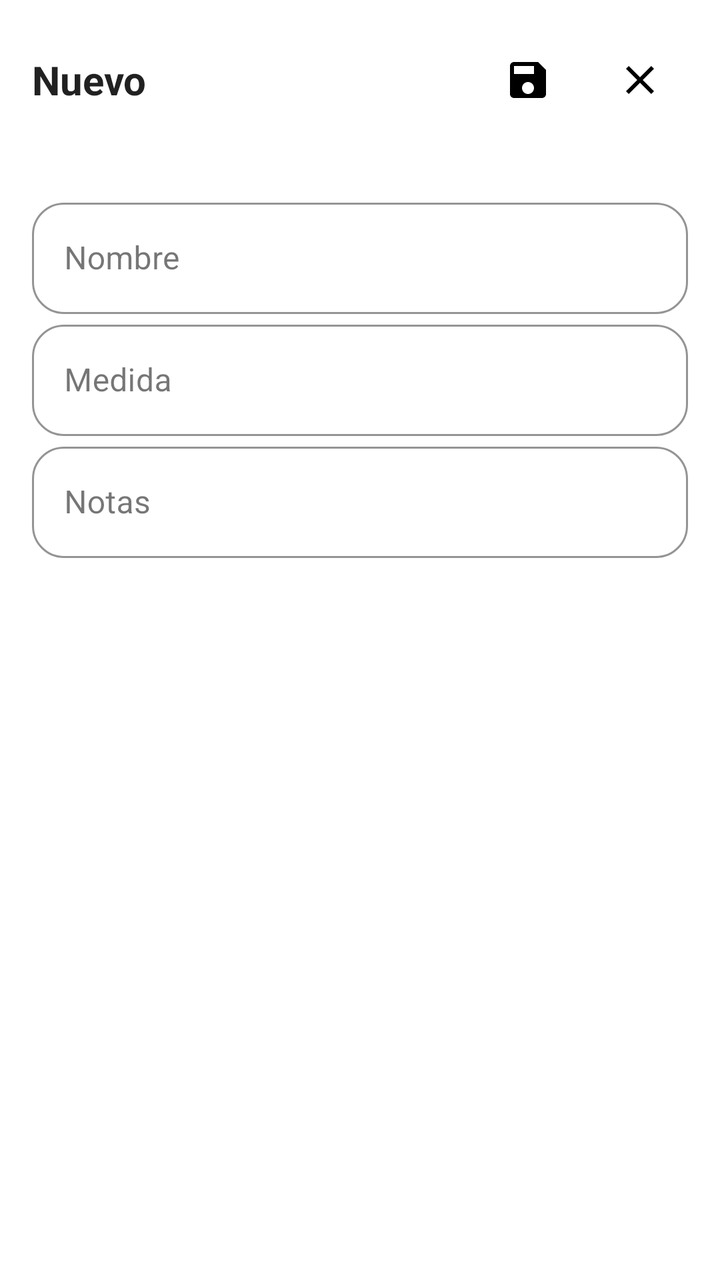
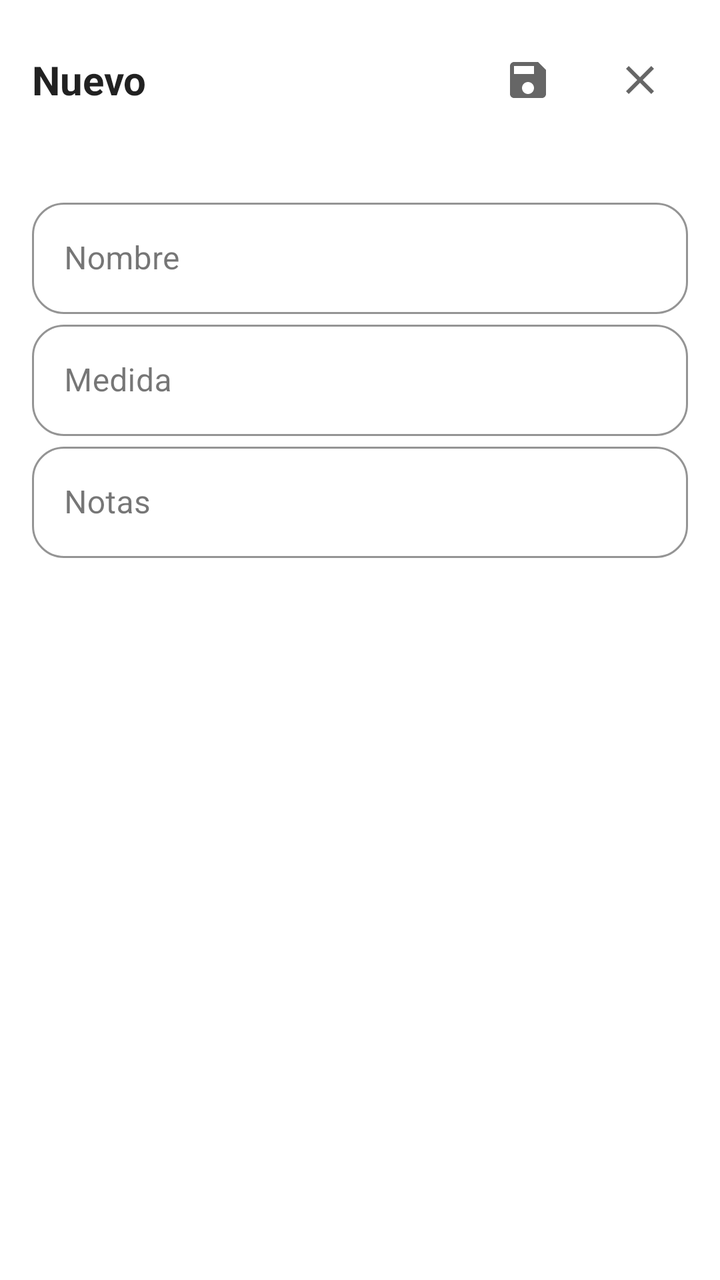

Two renders of the same Android screen: before a commit and after it. Below are the layout's source before the change and the commit's diff.
<!-- AndroidManifest.xml: application theme Theme.CareTemplate -->
<!-- res/layout/dialog_subject.xml -->
<?xml version="1.0" encoding="utf-8"?>
<LinearLayout xmlns:android="http://schemas.android.com/apk/res/android"
    xmlns:app="http://schemas.android.com/apk/res-auto"
    android:orientation="vertical"
    android:layout_width="match_parent"
    android:layout_height="wrap_content">


<LinearLayout
    android:id="@+id/llDialogTitleBar"
    android:orientation="horizontal"
    android:layout_width="match_parent"
    android:layout_height="wrap_content"
    android:padding="16dp"
    android:paddingBottom="8dp"
    android:gravity="center_vertical"
    android:background="?android:attr/windowBackground">

    <TextView
        android:id="@+id/tvDialogTitle"
        android:layout_width="0dp"
        android:layout_height="wrap_content"
        android:layout_weight="1"
        android:text="@string/new_subject"
        android:textSize="20sp"
        android:textStyle="bold"
        android:textColor="?android:attr/textColorPrimary"/>

    <ImageButton
        android:id="@+id/ibSave"
        android:layout_width="48dp"
        android:layout_height="48dp"
        android:src="@drawable/ic_save"
        android:tint="?attr/colorControlNormal"
        android:background="?attr/selectableItemBackgroundBorderless"
        android:contentDescription="@string/button_save"
        android:padding="12dp"
        android:layout_marginStart="8dp"/>

    <ImageButton
        android:id="@+id/ibClose"
        android:layout_width="48dp"
        android:layout_height="48dp"
        android:src="@drawable/ic_close"
        android:tint="?attr/colorControlNormal"
        android:background="?attr/selectableItemBackgroundBorderless"
        android:contentDescription="@string/button_cancel"
        android:padding="12dp"
        android:layout_marginStart="8dp"/>
</LinearLayout>

<ScrollView
    android:layout_width="match_parent"
    android:layout_height="wrap_content"
    android:maxHeight="500dp"
    android:fillViewport="true"
    android:scrollbars="vertical"
    android:fadeScrollbars="false"
    android:scrollbarThumbVertical="?android:attr/colorControlNormal"
    android:scrollbarSize="8dp"
    android:requiresFadingEdge="vertical"
    android:fadingEdgeLength="20dp">

    <LinearLayout
        android:orientation="vertical"
        android:padding="16dp"
        android:paddingBottom="24dp"
        android:layout_width="match_parent"
        android:layout_height="wrap_content">

        <com.google.android.material.textfield.TextInputLayout
            style="@style/Widget.App.TextInputLayout"
            android:layout_width="match_parent"
            android:layout_height="wrap_content"
            android:id="@+id/tilName"
            android:hint="@string/field_name">

            <com.google.android.material.textfield.TextInputEditText
                style="@style/Widget.App.TextInputEditText"
                android:layout_width="match_parent"
                android:layout_height="wrap_content"
                android:id="@+id/etName"/>
        </com.google.android.material.textfield.TextInputLayout>

        
        <com.google.android.material.textfield.TextInputLayout
            style="@style/Widget.App.TextInputLayout"
            android:layout_width="match_parent"
            android:layout_height="wrap_content"
            android:id="@+id/tilBrand"
            android:hint="@string/field_brand"
            android:visibility="gone">

            <com.google.android.material.textfield.TextInputEditText
                style="@style/Widget.App.TextInputEditText"
                android:layout_width="match_parent"
                android:layout_height="wrap_content"
                android:id="@+id/etBrand"/>
        </com.google.android.material.textfield.TextInputLayout>

        
        <com.google.android.material.textfield.TextInputLayout
            style="@style/Widget.App.TextInputLayout"
            android:layout_width="match_parent"
            android:layout_height="wrap_content"
            android:id="@+id/tilModel"
            android:hint="@string/field_model"
            android:visibility="gone">

            <com.google.android.material.textfield.TextInputEditText
                style="@style/Widget.App.TextInputEditText"
                android:layout_width="match_parent"
                android:layout_height="wrap_content"
                android:id="@+id/etModel"/>
        </com.google.android.material.textfield.TextInputLayout>

        
        <com.google.android.material.textfield.TextInputLayout
            style="@style/Widget.App.TextInputLayout"
            android:layout_width="match_parent"
            android:layout_height="wrap_content"
            android:id="@+id/tilBirth"
            android:hint="@string/field_birth_date"
            android:visibility="gone">
            <com.google.android.material.textfield.TextInputEditText
                android:id="@+id/etBirth"
                style="@style/Widget.App.TextInputEditText"
                android:layout_width="match_parent"
                android:layout_height="wrap_content"
                android:focusable="false"
                android:clickable="true"/>
        </com.google.android.material.textfield.TextInputLayout>

        <com.google.android.material.textfield.TextInputLayout
            style="@style/Widget.App.TextInputLayout"
            android:layout_width="match_parent"
            android:layout_height="wrap_content"
            android:id="@+id/tilMeasure"
            android:hint="@string/field_measure"
            android:inputType="numberDecimal">

            <com.google.android.material.textfield.TextInputEditText
                style="@style/Widget.App.TextInputEditText"
                android:layout_width="match_parent"
                android:layout_height="wrap_content"
                android:id="@+id/etMeasure"/>
        </com.google.android.material.textfield.TextInputLayout>

        <com.google.android.material.textfield.TextInputLayout
            style="@style/Widget.App.TextInputLayout"
            android:layout_width="match_parent"
            android:layout_height="wrap_content"
            android:id="@+id/tilNotes"
            android:hint="@string/field_notes"
            android:inputType="textMultiLine"
            android:minLines="3">

            <com.google.android.material.textfield.TextInputEditText
                style="@style/Widget.App.TextInputEditText"
                android:layout_width="match_parent"
                android:layout_height="wrap_content"
                android:id="@+id/etNotes"/>
        </com.google.android.material.textfield.TextInputLayout>
    </LinearLayout>
</ScrollView>

</LinearLayout>
<!-- resources referenced by this layout -->
<resources>
  <string name="button_cancel">Cancelar</string>
  <string name="button_save">Guardar</string>
  <string name="field_birth_date">Fecha de nacimiento (dd/MM/aaaa)</string>
  <string name="field_brand">Marca</string>
  <string name="field_measure">Medida</string>
  <string name="field_model">Modelo</string>
  <string name="field_name">Nombre</string>
  <string name="field_notes">Notas</string>
  <string name="new_subject">Nuevo</string>
  <style name="Theme.CareTemplate" parent="Theme.MaterialComponents.DayNight.NoActionBar">
          
          <item name="colorPrimary">@color/app_primary</item>
          <item name="colorOnPrimary">@color/app_on_primary</item>
          <item name="colorSecondary">@color/app_secondary</item>
          <item name="colorOnSecondary">@color/app_on_secondary</item>
          <item name="android:colorBackground">@color/app_background</item>
          <item name="colorSurface">@color/app_surface</item>
          <item name="colorOnSurface">@color/app_on_surface</item>
          <item name="colorError">@color/app_error</item>
          <item name="colorOnError">@color/app_on_error</item>
  
          
          <item name="android:statusBarColor">@color/app_surface</item>
          <item name="android:navigationBarColor">@color/app_surface</item>
          <item name="android:windowLightStatusBar">true</item>
          <item name="android:windowLightNavigationBar">true</item>
  
          <item name="android:fontFamily">sans-serif</item>
          <item name="android:textColor">?attr/colorOnBackground</item>
          <item name="android:buttonStyle">@style/AppButton</item>
          <item name="android:imageButtonStyle">@style/AppIconButton</item>
  
  
  
          
          <item name="textAppearanceHeadline6">@style/Text.H6</item>
          <item name="textAppearanceSubtitle1">@style/Text.Subtitle</item>
          <item name="textAppearanceBody1">@style/Text.Body</item>
          <item name="textAppearanceButton">@style/Text.Button</item>
  
          
          <item name="materialButtonStyle">@style/Widget.App.Button.Primary</item>
          <item name="materialButtonOutlinedStyle">@style/Widget.App.Button.Outlined</item>
          <item name="floatingActionButtonStyle">@style/Widget.App.FAB</item>
          <item name="toolbarStyle">@style/Widget.App.Toolbar</item>
  
          
          <item name="shapeAppearanceSmallComponent">@style/Shape.Rounded</item>
          <item name="shapeAppearanceMediumComponent">@style/Shape.Rounded</item>
          <item name="shapeAppearanceLargeComponent">@style/Shape.Rounded</item>
      </style>
  <color name="app_on_surface">#1A1A1A</color>
  <color name="app_primary">#03DAC5</color>
  <color name="app_on_primary">#00332F</color>
  <color name="app_secondary">#4DB6AC</color>
  <color name="app_on_secondary">#00302C</color>
  <color name="app_background">#FFFFFF</color>
  <color name="app_surface">#FFFFFF</color>
  <color name="app_error">#B00020</color>
  <color name="app_on_error">#FFFFFF</color>
  <style name="Text.H6" parent="TextAppearance.MaterialComponents.Headline6">
          <item name="android:textColor">@color/app_on_surface</item>
      </style>
  <style name="Text.Subtitle" parent="TextAppearance.MaterialComponents.Subtitle1">
          <item name="android:textColor">@color/app_on_surface</item>
      </style>
  <style name="Text.Body" parent="TextAppearance.MaterialComponents.Body1">
          <item name="android:textColor">@color/app_on_surface</item>
      </style>
  <style name="Text.Button" parent="TextAppearance.MaterialComponents.Button">
          <item name="android:textAllCaps">false</item>
      </style>
  <style name="Shape.Rounded">
          <item name="cornerFamily">rounded</item>
          <item name="cornerSize">16dp</item>
      </style>
  <style name="AppShape">
          <item name="cornerFamily">rounded</item>
          <item name="cornerSize">12dp</item>
      </style>
  <!-- unchanged entries left out for length: 10 -->
</resources>

<!-- the commit's change to res/layout/dialog_subject.xml (unified diff, before → after) -->
@@ -31,7 +31,7 @@
         android:layout_width="48dp"
         android:layout_height="48dp"
         android:src="@drawable/ic_save"
-        android:tint="?attr/colorControlNormal"
+        app:tint="?attr/colorControlNormal"
         android:background="?attr/selectableItemBackgroundBorderless"
         android:contentDescription="@string/button_save"
         android:padding="12dp"
@@ -42,7 +42,7 @@
         android:layout_width="48dp"
         android:layout_height="48dp"
         android:src="@drawable/ic_close"
-        android:tint="?attr/colorControlNormal"
+        app:tint="?attr/colorControlNormal"
         android:background="?attr/selectableItemBackgroundBorderless"
         android:contentDescription="@string/button_cancel"
         android:padding="12dp"
<!-- resource entries referenced after the edit -->
@@ -25,7 +25,6 @@
           <item name="android:statusBarColor">@color/app_surface</item>
           <item name="android:navigationBarColor">@color/app_surface</item>
           <item name="android:windowLightStatusBar">true</item>
-          <item name="android:windowLightNavigationBar">true</item>
   
           <item name="android:fontFamily">sans-serif</item>
           <item name="android:textColor">?attr/colorOnBackground</item>
